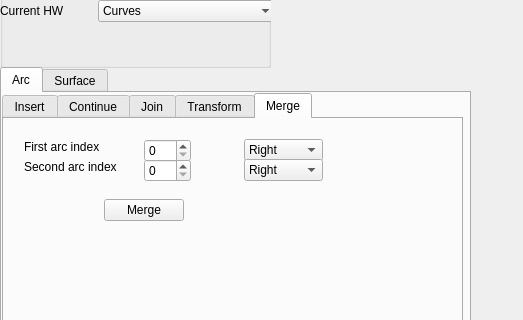
The window that Qtframework/GUI/SideWidget.ui (BNandor/Computer-Aided-Geometric-Design) describes before a commit, drawn with Qt 5; both pictures show x 0 to 523 and y 303 to 623 of the 802 by 1085 pixel window.
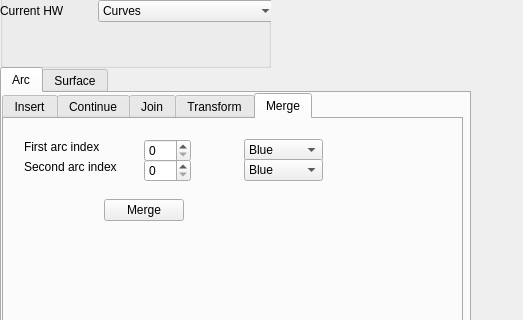
The same window after the commit. The open tabs and pages were chosen to show the change.

Diff of the .ui file:
```diff
--- a/Qtframework/GUI/SideWidget.ui
+++ b/Qtframework/GUI/SideWidget.ui
@@ -1184,7 +1184,7 @@
        </property>
        <item>
         <property name="text">
-         <string>Right</string>
+         <string>Blue</string>
         </property>
        </item>
        <item>
@@ -1204,7 +1204,7 @@
        </property>
        <item>
         <property name="text">
-         <string>Right</string>
+         <string>Blue</string>
         </property>
        </item>
        <item>
```
Left out of the diff: 20 changed lines with no effect on the pictures.
